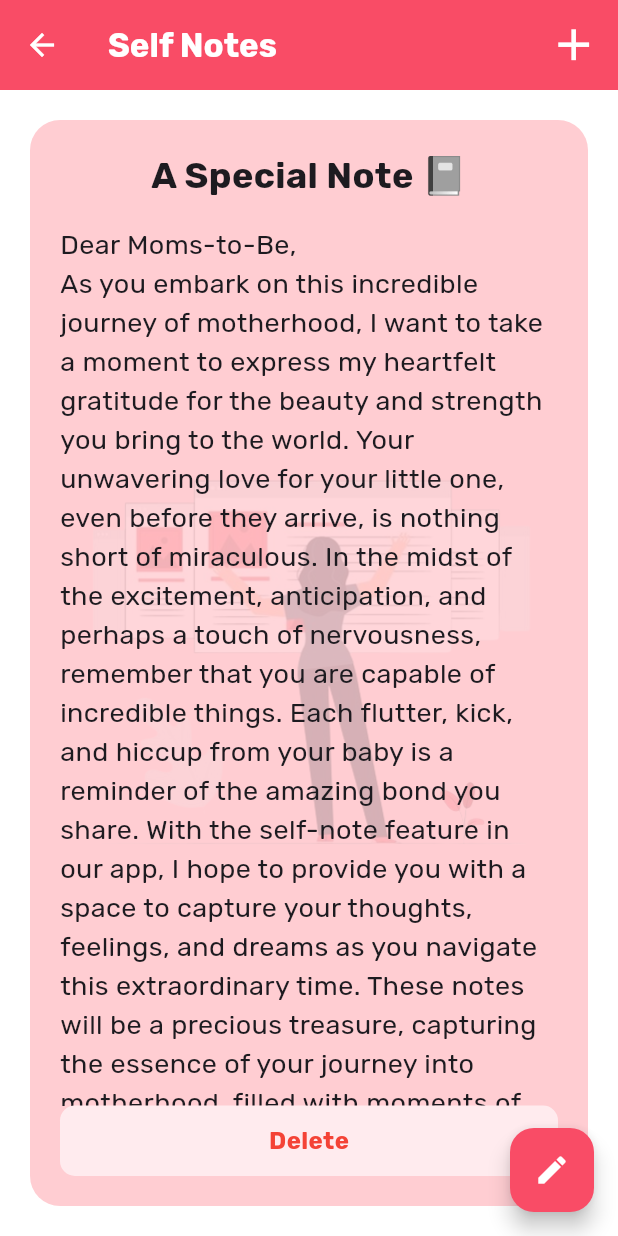
After one commit to adarshnagrikar14/gsc24-garbh, a Flutter app: the SelfNotesPage screen opened directly, after a tap on the "add" icon, on a phone screen of 412 x 824 dp. The commit adds this screen. Run offline on Flutter 3.47's test engine with Material 3 defaults, Android fonts, the light colour scheme and no system bars; our stand-ins replace audioplayers, cloud_firestore, firebase_auth, firebase_core, fl_chart, flutter_local_notifications and 9 more; accounts and stored records are empty; network calls fail; project files that could hold a hidden picture were left out.

Commit message:
Self Note Page Added

```diff
--- /dev/null
+++ b/lib/pw_screens/selfnote_pw.dart
@@ -0,0 +1,256 @@
+import 'package:flutter/material.dart';
+import 'package:gap/gap.dart';
+import 'package:shared_preferences/shared_preferences.dart';
+
+class SelfNotesPage extends StatefulWidget {
+  const SelfNotesPage({super.key});
+
+  @override
+  State<SelfNotesPage> createState() => _SelfNotesPageState();
+}
+
+class _SelfNotesPageState extends State<SelfNotesPage> {
+  late PageController _pageController;
+  List<Note> _notes = [];
+
+  @override
+  void initState() {
+    super.initState();
+    _pageController = PageController();
+    _loadNotes();
+  }
+
+  @override
+  Widget build(BuildContext context) {
+    return Scaffold(
+      appBar: AppBar(
+        title: const Text(
+          "Self Notes",
+          style: TextStyle(
+            color: Colors.white,
+            fontWeight: FontWeight.bold,
+          ),
+        ),
+        actions: [
+          GestureDetector(
+            onTap: _addNote,
+            child: const Icon(
+              Icons.add,
+              size: 35.0,
+            ),
+          ),
+          const SizedBox(width: 12.0),
+        ],
+        backgroundColor: const Color.fromARGB(255, 249, 76, 102),
+        toolbarHeight: 60.0,
+        foregroundColor: Colors.white,
+      ),
+      body: _notes.isNotEmpty
+          ? PageView.builder(
+              controller: _pageController,
+              itemCount: _notes.length,
+              itemBuilder: (context, index) {
+                return Container(
+                  padding: const EdgeInsets.all(20.0),
+                  margin: const EdgeInsets.all(20.0),
+                  decoration: BoxDecoration(
+                    color: Colors.red.shade100,
+                    borderRadius: BorderRadius.circular(20.0),
+                  ),
+                  child: Column(
+                    children: [
+                      Expanded(
+                        child: Stack(children: [
+                          Center(
+                            child: Opacity(
+                              opacity: 0.18,
+                              child: Image.asset(
+                                "assets/images/selfnote.png",
+                              ),
+                            ),
+                          ),
+                          SingleChildScrollView(
+                            child: Column(
+                              mainAxisAlignment: MainAxisAlignment.center,
+                              children: [
+                                Text(
+                                  "${_notes[index].title}\t📓",
+                                  style: const TextStyle(
+                                    fontSize: 24.0,
+                                    fontWeight: FontWeight.bold,
+                                  ),
+                                ),
+                                const SizedBox(height: 16.0),
+                                Text(
+                                  _notes[index].text,
+                                  style: const TextStyle(
+                                    fontSize: 18.0,
+                                    // decoration: TextDecoration.underline,
+                                    decorationThickness: 1.3,
+                                  ),
+                                ),
+                                const Gap(25.0),
+                              ],
+                            ),
+                          ),
+                        ]),
+                      ),
+                      Container(
+                        decoration: BoxDecoration(
+                          color: Colors.red.shade50,
+                          borderRadius: BorderRadius.circular(10.0),
+                        ),
+                        width: MediaQuery.of(context).size.width,
+                        padding: const EdgeInsets.all(
+                          12.0,
+                        ),
+                        child: GestureDetector(
+                          onTap: () => _deleteNote(index),
+                          child: Center(
+                            child: Text(
+                              "Delete",
+                              style: TextStyle(
+                                color: Colors.red.shade500,
+                                fontWeight: FontWeight.bold,
+                                fontSize: 16.0,
+                              ),
+                            ),
+                          ),
+                        ),
+                      ),
+                    ],
+                  ),
+                );
+              },
+            )
+          : const Center(
+              child: Text("Add Your note ..."),
+            ),
+      floatingActionButton: FloatingActionButton(
+        onPressed: _enableEditing,
+        backgroundColor: const Color.fromARGB(255, 249, 76, 102),
+        child: const Icon(Icons.edit),
+      ),
+    );
+  }
+
+  void _addNote() async {
+    SharedPreferences prefs = await SharedPreferences.getInstance();
+    String title = "A Special Note";
+    String text =
+        "Dear Moms-to-Be,\nAs you embark on this incredible journey of motherhood, I want to take a moment to express my heartfelt gratitude for the beauty and strength you bring to the world. Your unwavering love for your little one, even before they arrive, is nothing short of miraculous. In the midst of the excitement, anticipation, and perhaps a touch of nervousness, remember that you are capable of incredible things. Each flutter, kick, and hiccup from your baby is a reminder of the amazing bond you share. With the self-note feature in our app, I hope to provide you with a space to capture your thoughts, feelings, and dreams as you navigate this extraordinary time. These notes will be a precious treasure, capturing the essence of your journey into motherhood, filled with moments of joy, wonder, and perhaps a few challenges along the way. So, take a moment to reflect, to celebrate, and to connect with the miracle growing within you. Your journey is unique, and every step of the way, know that you are supported, cherished, and deeply admired.";
+    Note newNote = Note(title: title, text: text);
+    List<String> notes = prefs.getStringList('notes') ?? [];
+    notes.add("$title|$text");
+    await prefs.setStringList('notes', notes);
+    setState(() {
+      _notes.add(newNote);
+    });
+
+    _pageController.animateToPage(
+      _notes.length - 1,
+      duration: const Duration(milliseconds: 500),
+      curve: Curves.easeInOutCirc,
+    );
+  }
+
+  void _enableEditing() {
+    String title = '';
+    String message = '';
+
+    showDialog(
+      context: context,
+      barrierColor: Colors.white,
+      barrierDismissible: false,
+      builder: (BuildContext context) {
+        return AlertDialog(
+          title: const Text('Enter Note'),
+          content: Column(
+            mainAxisSize: MainAxisSize.min,
+            children: [
+              TextField(
+                decoration: const InputDecoration(labelText: 'Title'),
+                onChanged: (value) {
+                  title = value;
+                },
+              ),
+              TextField(
+                decoration: const InputDecoration(labelText: 'Message'),
+                // maxLines: null,
+                onChanged: (value) {
+                  message = value;
+                },
+              ),
+            ],
+          ),
+          actions: [
+            TextButton(
+              onPressed: () {
+                _saveNote(title, message);
+                Navigator.of(context).pop();
+              },
+              child: const Text('Save'),
+            ),
+            TextButton(
+              onPressed: () {
+                Navigator.of(context).pop();
+              },
+              child: const Text('Cancel'),
+            ),
+          ],
+        );
+      },
+    );
+  }
+
+  void _saveNote(String title, String message) async {
+    // Save note to SharedPreferences
+    SharedPreferences prefs = await SharedPreferences.getInstance();
+    List<String> notes = prefs.getStringList('notes') ?? [];
+    notes.add("$title|$message");
+    await prefs.setStringList('notes', notes);
+
+    // Update UI
+    setState(() {
+      _notes.add(Note(title: title, text: message));
+    });
+  }
+
+  Future<void> _loadNotes() async {
+    SharedPreferences prefs = await SharedPreferences.getInstance();
+    List<String> notes = prefs.getStringList('notes') ?? [];
+    List<Note> loadedNotes = [];
+    for (String note in notes) {
+      List<String> parts = note.split('|');
+      if (parts.length == 2) {
+        loadedNotes.add(Note(title: parts[0], text: parts[1]));
+      }
+    }
+    setState(() {
+      _notes = loadedNotes;
+    });
+  }
+
+  void _deleteNote(int index) async {
+    _pageController.animateToPage(
+      index - 1,
+      duration: const Duration(milliseconds: 400),
+      curve: Curves.easeIn,
+    );
+
+    SharedPreferences prefs = await SharedPreferences.getInstance();
+    List<String> notes = prefs.getStringList('notes') ?? [];
+    notes.removeAt(index);
+    await prefs.setStringList('notes', notes);
+    setState(() {
+      _notes.removeAt(index);
+    });
+  }
+}
+
+class Note {
+  final String title;
+  final String text;
+
+  Note({required this.title, required this.text});
+}
```
Also changed, not shown: lib/pw_screens/ayurveda_pw.dart (added, +28 -0 lines), lib/pw_screens/bmi_pw.dart (added, +263 -0 lines), lib/pw_screens/home_pw.dart (+65 -0 lines), assets/images/ayurved.png (added), assets/images/bmi.png (added), assets/images/selfnote.png (added).
